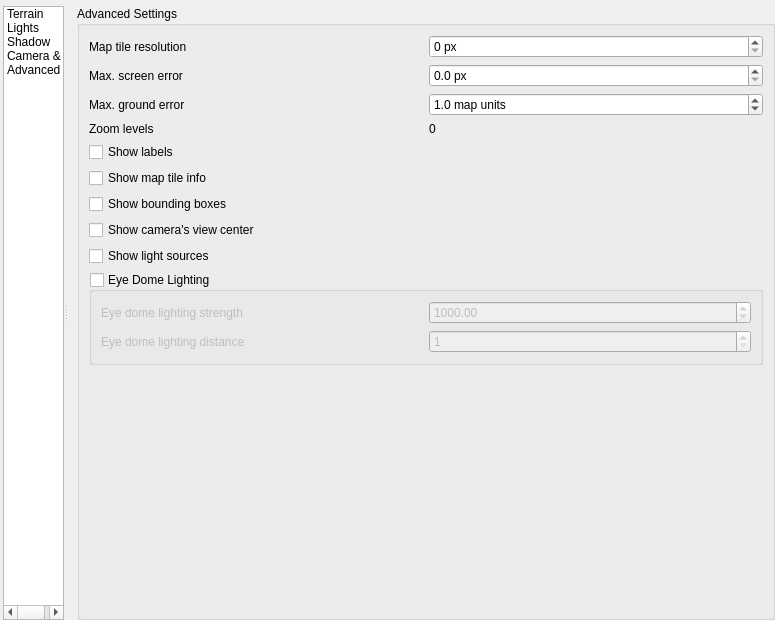
Qt form src/ui/3d/map3dconfigwidget.ui (qgis/QGIS) before a commit.
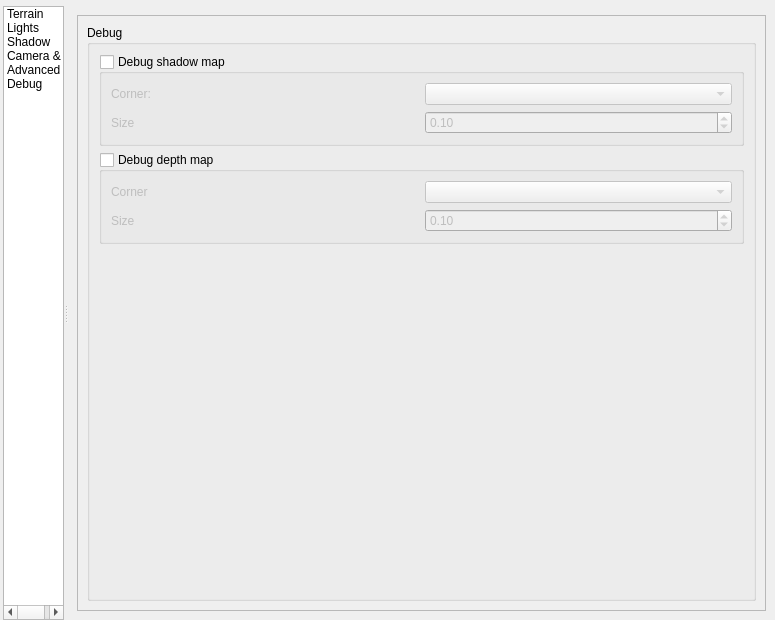
The same form after that commit. Icons and pictures are not drawn. Custom widgets are drawn as their Qt base class.

Commit message: Started adding depth and shadow map textures preview debugging

The edit to the form file:
```diff
--- a/src/ui/3d/map3dconfigwidget.ui
+++ b/src/ui/3d/map3dconfigwidget.ui
@@ -146,6 +146,11 @@
             <normaloff>:/images/themes/default/propertyicons/system.svg</normaloff>:/images/themes/default/propertyicons/system.svg</iconset>
           </property>
          </item>
+         <item>
+          <property name="text">
+           <string>Debug</string>
+          </property>
+         </item>
         </widget>
        </item>
       </layout>
@@ -179,7 +184,7 @@
        <item>
         <widget class="QStackedWidget" name="m3DOptionsStackedWidget">
          <property name="currentIndex">
-          <number>4</number>
+          <number>5</number>
          </property>
          <widget class="QWidget" name="mPageTerrain">
           <layout class="QVBoxLayout" name="verticalLayout_61">
@@ -874,6 +879,141 @@
            </item>
           </layout>
          </widget>
+         <widget class="QWidget" name="mPageDebug">
+          <layout class="QGridLayout" name="gridLayout_4">
+           <item row="0" column="0">
+            <widget class="QScrollArea" name="scrollAreaDebug">
+             <property name="widgetResizable">
+              <bool>true</bool>
+             </property>
+             <widget class="QWidget" name="scrollAreaWidgetContents">
+              <property name="geometry">
+               <rect>
+                <x>0</x>
+                <y>0</y>
+                <width>688</width>
+                <height>584</height>
+               </rect>
+              </property>
+              <layout class="QGridLayout" name="gridLayout_7">
+               <item row="0" column="0">
+                <widget class="QGroupBox" name="DebugSroupBox">
+                 <property name="title">
+                  <string>Debug</string>
+                 </property>
+                 <layout class="QGridLayout" name="gridLayout_8">
+                  <item row="0" column="0">
+                   <widget class="QGroupBox" name="mShadowMapDebugGroupBox">
+                    <property name="title">
+                     <string>Debug shadow map</string>
+                    </property>
+                    <property name="checkable">
+                     <bool>true</bool>
+                    </property>
+                    <property name="checked">
+                     <bool>false</bool>
+                    </property>
+                    <layout class="QGridLayout" name="gridLayout_10">
+                     <item row="0" column="1">
+                      <widget class="QComboBox" name="mDebugShadowMapCornerComboBox"/>
+                     </item>
+                     <item row="0" column="0">
+                      <widget class="QLabel" name="label_8">
+                       <property name="text">
+                        <string>Corner:</string>
+                       </property>
+                      </widget>
+                     </item>
+                     <item row="1" column="0">
+                      <widget class="QLabel" name="label_10">
+                       <property name="text">
+                        <string>Size</string>
+                       </property>
+                      </widget>
+                     </item>
+                     <item row="1" column="1">
+                      <widget class="QDoubleSpinBox" name="mDebugShadowMapSizeSpinBox">
+                       <property name="maximum">
+                        <double>1.000000000000000</double>
+                       </property>
+                       <property name="singleStep">
+                        <double>0.100000000000000</double>
+                       </property>
+                       <property name="value">
+                        <double>0.100000000000000</double>
+                       </property>
+                      </widget>
+                     </item>
+                    </layout>
+                   </widget>
+                  </item>
+                  <item row="1" column="0">
+                   <widget class="QGroupBox" name="mDepthMapDebugGroupBox">
+                    <property name="title">
+                     <string>Debug depth map</string>
+                    </property>
+                    <property name="checkable">
+                     <bool>true</bool>
+                    </property>
+                    <property name="checked">
+                     <bool>false</bool>
+                    </property>
+                    <layout class="QGridLayout" name="gridLayout_9">
+                     <item row="0" column="0">
+                      <widget class="QLabel" name="label_9">
+                       <property name="text">
+                        <string>Corner</string>
+                       </property>
+                      </widget>
+                     </item>
+                     <item row="0" column="1">
+                      <widget class="QComboBox" name="mDebugDepthMapCornerComboBox"/>
+                     </item>
+                     <item row="1" column="0">
+                      <widget class="QLabel" name="label_11">
+                       <property name="text">
+                        <string>Size</string>
+                       </property>
+                      </widget>
+                     </item>
+                     <item row="1" column="1">
+                      <widget class="QDoubleSpinBox" name="mDebugDepthMapSizeSpinBox">
+                       <property name="maximum">
+                        <double>1.000000000000000</double>
+                       </property>
+                       <property name="singleStep">
+                        <double>0.100000000000000</double>
+                       </property>
+                       <property name="value">
+                        <double>0.100000000000000</double>
+                       </property>
+                      </widget>
+                     </item>
+                    </layout>
+                   </widget>
+                  </item>
+                  <item row="2" column="0">
+                   <spacer name="verticalSpacer">
+                    <property name="orientation">
+                     <enum>Qt::Vertical</enum>
+                    </property>
+                    <property name="sizeHint" stdset="0">
+                     <size>
+                      <width>20</width>
+                      <height>40</height>
+                     </size>
+                    </property>
+                   </spacer>
+                  </item>
+                 </layout>
+                </widget>
+               </item>
+              </layout>
+             </widget>
+            </widget>
+           </item>
+          </layout>
+         </widget>
         </widget>
        </item>
       </layout>
```
Left out of the diff: 16 changed lines with no effect on the pictures. The commit also changes 8 other files.
